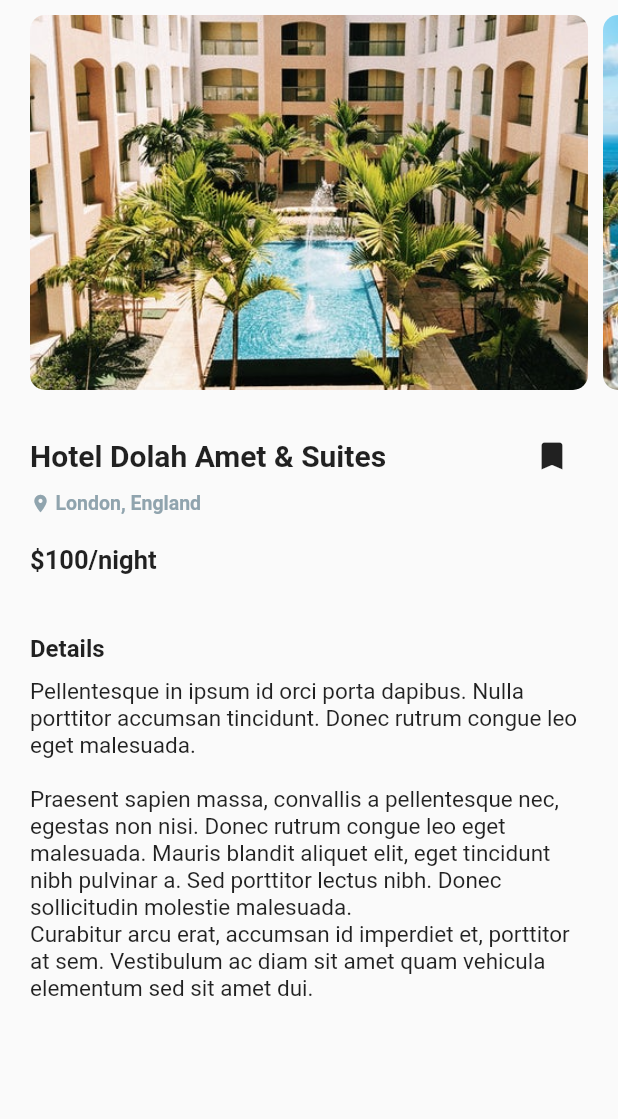
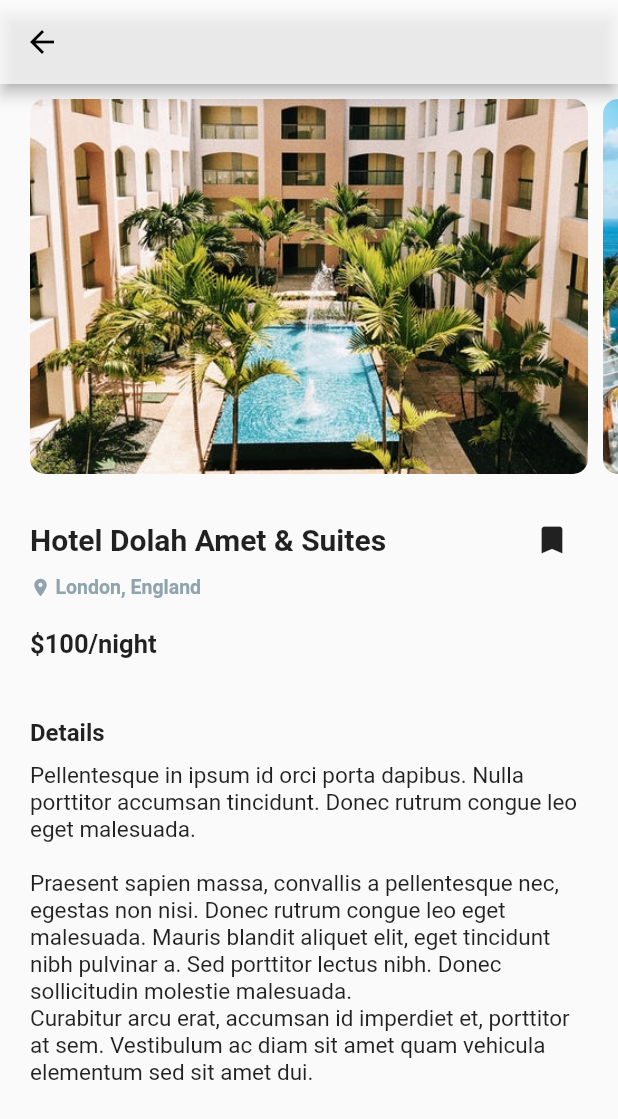
Before and after one commit to mrusso99/My-Holidays, a Flutter app: the screen it shows after launch, after a tap on "Tincidunt Pool", on a phone screen of 412 x 824 dp. Shown: the top 1119 px of the screen. Run offline on Flutter 3.47's test engine with Material 2 defaults, Android fonts, the phone set to English and light mode, and no system bars; our stand-ins replace firebase_auth, firebase_core, get, google_fonts, shared_preferences; accounts and stored records are empty; statements that could not run were skipped.

Commit message:
Update Image Logo

```diff
--- a/lib/screens/details.dart
+++ b/lib/screens/details.dart
@@ -9,6 +9,7 @@ class Details extends StatelessWidget {
   @override
   Widget build(BuildContext context) {
     return Scaffold(
+      appBar: AppBar(),
       body: ListView(
         children: <Widget>[
           const SizedBox(height: 10.0),
--- a/lib/screens/travels.dart
+++ b/lib/screens/travels.dart
@@ -22,12 +22,12 @@ class Travels extends StatelessWidget {
             decoration: BoxDecoration(
               image: DecorationImage(
                 image: AssetImage(image),
-                fit: BoxFit.fitHeight,
+                fit: BoxFit.fitWidth,
               ),
             ),
           ),
           Padding(
-            padding: const EdgeInsets.fromLTRB(20, 20, 20, 20),
+            padding: const EdgeInsets.all(20),
             child: Text(
             LanguageLocalizations.of(context).texthome,
             textAlign: TextAlign.center,
--- a/lib/ui/profile_screen.dart
+++ b/lib/ui/profile_screen.dart
@@ -35,10 +35,9 @@ class _ProfileScreenState extends State<ProfileScreen> {
   @override
   Widget build(BuildContext context) {
     return Scaffold(
-      body: /*Center(
-        child: */Column(mainAxisAlignment: MainAxisAlignment.start, children: [
-          /*Card(
-            child:*/ ListTile(
+      body:Column(mainAxisAlignment: MainAxisAlignment.start,
+            children: [
+              ListTile(
                 leading: const Icon(Icons.account_box),
                 title: Text(LanguageLocalizations.of(context).profile),
                 onTap: () {
@@ -48,18 +47,15 @@ class _ProfileScreenState extends State<ProfileScreen> {
                     }
                   }
                 ),
-         // ),
-          /*Card(
-            child: */ListTile(
+              ListTile(
                 leading: const Icon(Icons.settings),
                 title: Text(LanguageLocalizations.of(context).settings),
                 onTap: () {
                   Navigator.pushNamed(context, 'Settings');
                 },
               ),
-         // ),
-        ]),
-     // ),
+              ]
+      ),
     );
   }
 }
--- a/lib/widgets/horizontal_place_item.dart
+++ b/lib/widgets/horizontal_place_item.dart
@@ -59,7 +59,7 @@ class HorizontalPlaceItem extends StatelessWidget {
           Navigator.of(context).push(
             MaterialPageRoute(
               builder: (BuildContext context) {
-                return Details();
+                return const Details();
               },
             ),
           );
--- a/lib/widgets/vertical_place_item.dart
+++ b/lib/widgets/vertical_place_item.dart
@@ -95,7 +95,7 @@ class VerticalPlaceItem extends StatelessWidget {
           Navigator.of(context).push(
             MaterialPageRoute(
               builder: (BuildContext context) {
-                return Details();
+                return const Details();
               },
             ),
           );
--- a/pubspec.yaml
+++ b/pubspec.yaml
@@ -74,8 +74,6 @@ flutter:
     - assets/
     - imgs/login_background.jpg
     - imgs/GoFelix.jpg
-    - imgs/GoFelix2.jpg
-    - imgs/GoFelixD.jpg
   #   - images/a_dot_ham.jpeg
 
   # An image asset can refer to one or more resolution-specific "variants", see
```
Also changed, not shown: lib/ui/login_screen.dart (+8 -6 lines), imgs/GoFelix.jpg, imgs/GoFelix2.jpg (deleted), imgs/GoFelixD.jpg (deleted). Lines whose indentation alone changed are shown as unchanged.
